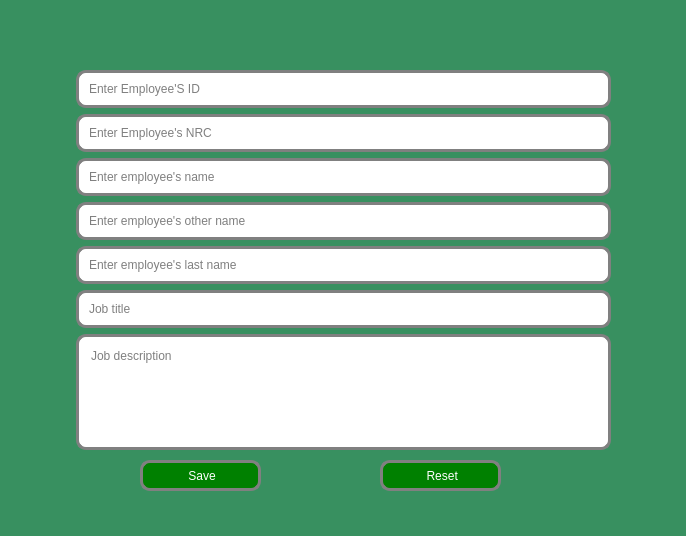
Old version of the form addgardener.ui in the repository Rabsoninnora/RoseGardenPlantCareSystem.
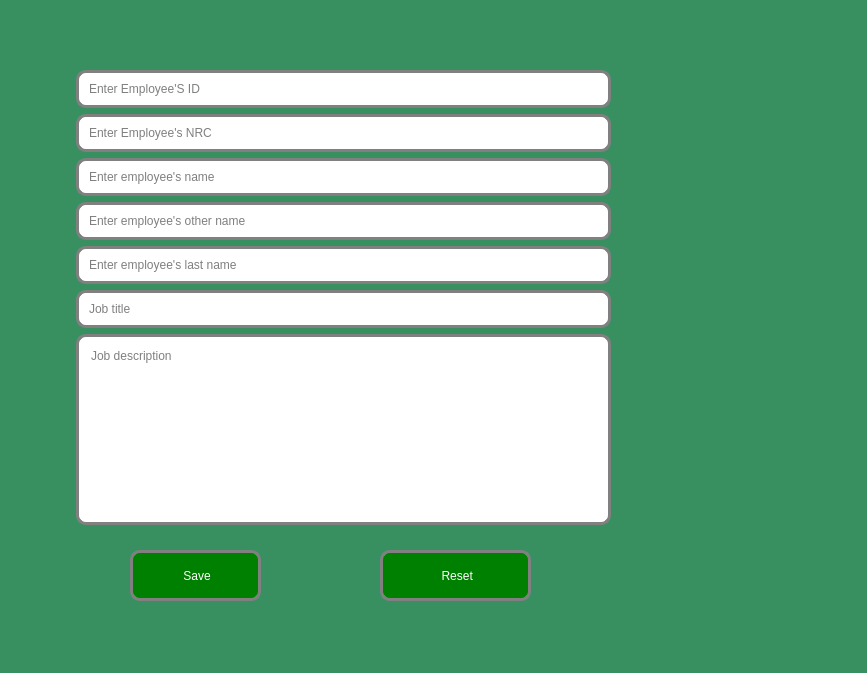
New version of the form. Icons and pictures are not drawn.

Patch:
```diff
--- a/addgardener.ui
+++ b/addgardener.ui
@@ -6,8 +6,8 @@
    <rect>
     <x>0</x>
     <y>0</y>
-    <width>686</width>
-    <height>536</height>
+    <width>867</width>
+    <height>673</height>
    </rect>
   </property>
   <property name="windowTitle">
@@ -27,7 +27,7 @@
      <x>70</x>
      <y>70</y>
      <width>541</width>
-     <height>380</height>
+     <height>455</height>
     </rect>
    </property>
    <layout class="QFormLayout" name="formLayout">
@@ -164,9 +164,9 @@
    <property name="geometry">
     <rect>
      <x>380</x>
-     <y>460</y>
-     <width>121</width>
-     <height>31</height>
+     <y>550</y>
+     <width>151</width>
+     <height>51</height>
     </rect>
    </property>
    <property name="styleSheet">
@@ -188,10 +188,10 @@
   <widget class="QPushButton" name="btnSave">
    <property name="geometry">
     <rect>
-     <x>140</x>
-     <y>460</y>
-     <width>121</width>
-     <height>31</height>
+     <x>130</x>
+     <y>550</y>
+     <width>131</width>
+     <height>51</height>
     </rect>
    </property>
    <property name="styleSheet">
```
